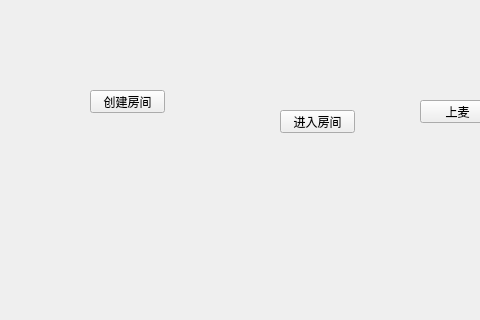
Above: UI/mainwindow.ui from zhaopan06/AudioTool before the change; both pictures show x 0 to 480 and y 360 to 680 of the 852 by 680 pixel window. Below: the same form after it.
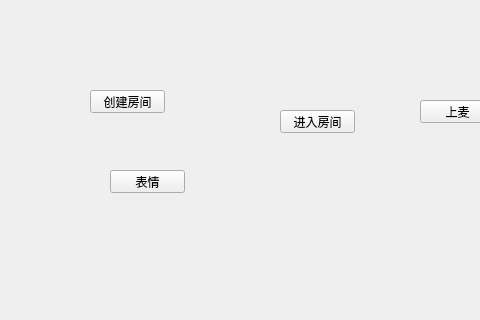
That is the form after the change.

Commit message: 添加表情功能和自绘按钮

Patch:
```diff
--- a/UI/mainwindow.ui
+++ b/UI/mainwindow.ui
@@ -66,6 +66,19 @@
      <string>加入群聊</string>
     </property>
    </widget>
+   <widget class="QPushButton" name="pushButton_3">
+    <property name="geometry">
+     <rect>
+      <x>110</x>
+      <y>530</y>
+      <width>75</width>
+      <height>23</height>
+     </rect>
+    </property>
+    <property name="text">
+     <string>表情</string>
+    </property>
+   </widget>
   </widget>
   <widget class="QMenuBar" name="menubar">
    <property name="geometry">
```
The commit also changes 49 other files.
